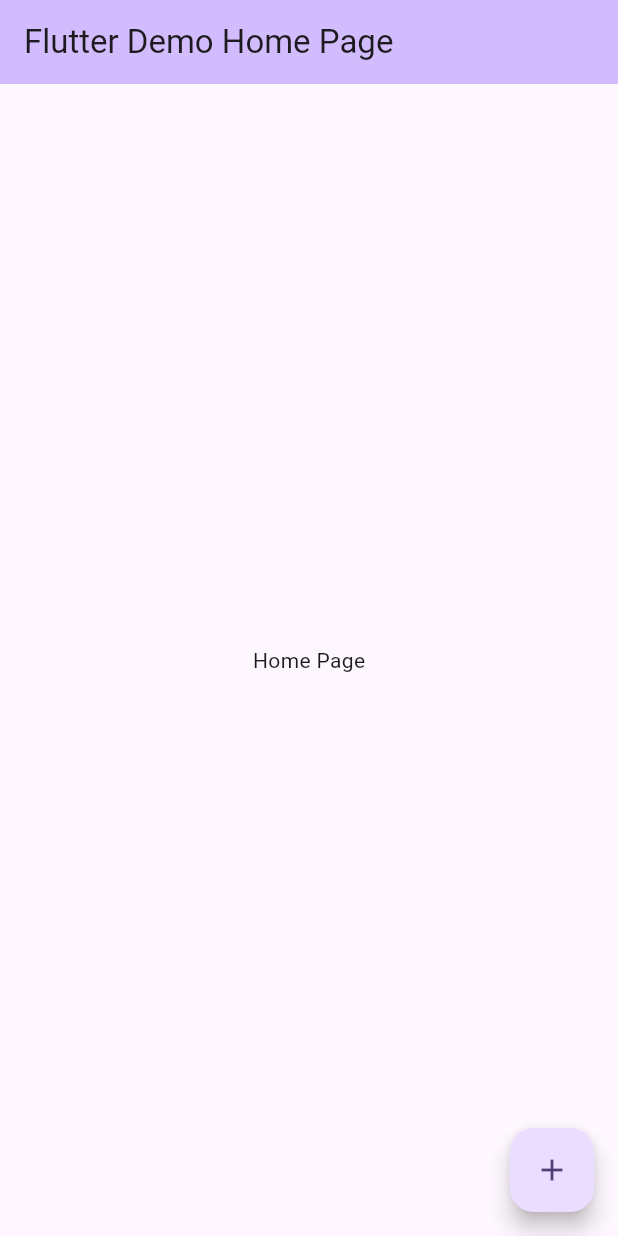
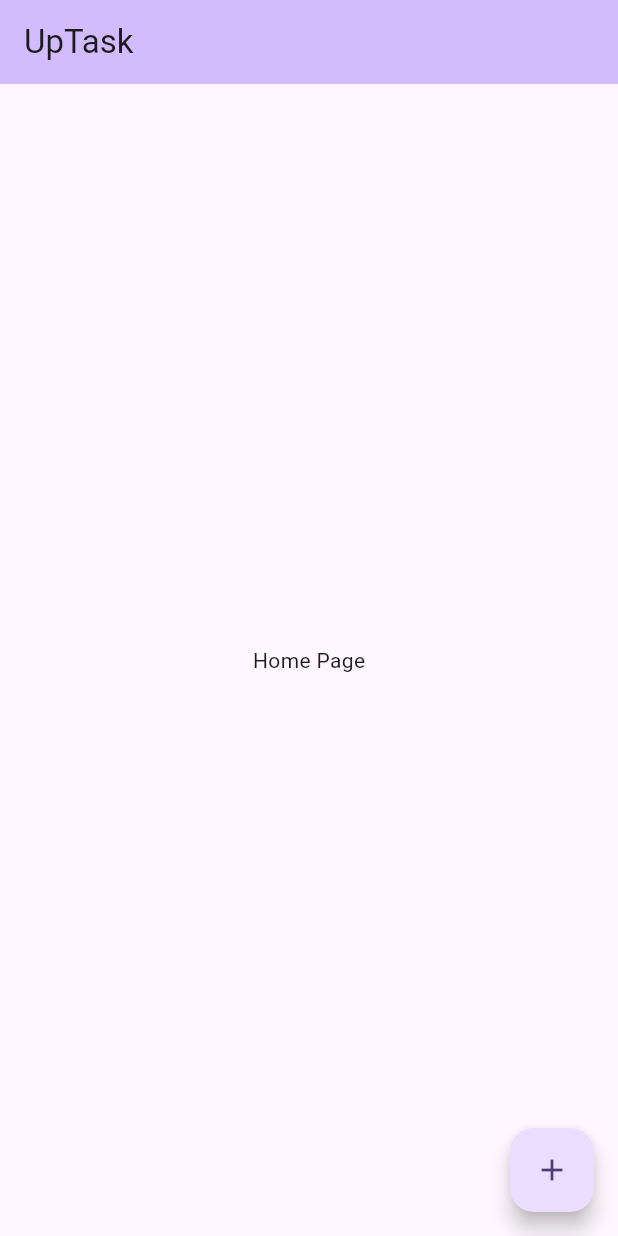
Before and after one commit to hel707/Team1, a Flutter app: the screen it shows after launch, on a phone screen of 412 x 824 dp. Run offline on Flutter 3.47's test engine with Material 2 defaults, Android fonts, the phone set to English and light mode, and no system bars.

Commit message:
Changed Title of Home Page

```diff
--- a/src/up_task/lib/main.dart
+++ b/src/up_task/lib/main.dart
@@ -15,7 +15,9 @@ class MyApp extends StatelessWidget {
         colorScheme: ColorScheme.fromSeed(seedColor: Colors.deepPurple),
         useMaterial3: true,
       ),
-      home: const MyHomePage(title: 'Flutter Demo Home Page'),
+      home: const MyHomePage(
+        title: 'UpTask',
+      ),
     );
   }
 }
@@ -36,6 +38,7 @@ class _MyHomePageState extends State<MyHomePage> {
       appBar: AppBar(
         backgroundColor: Theme.of(context).colorScheme.inversePrimary,
         title: Text(widget.title),
+        // centerTitle: true,
       ),
       body: Center(
         child: Column(
```
